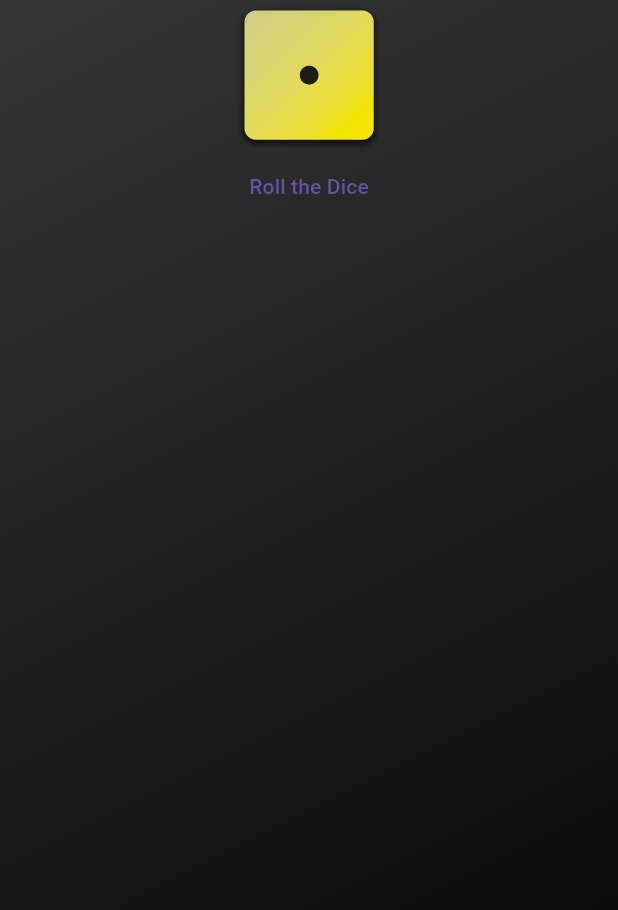
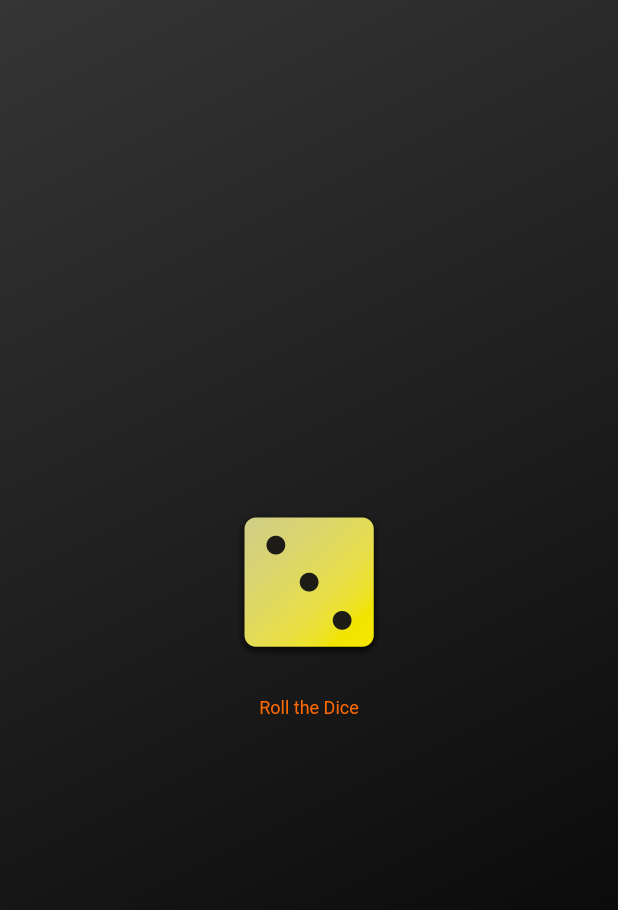
Before and after one commit to Mess925/flutter_test, a Flutter app: the screen it shows after launch, after a tap on "Roll the Dice", on a phone screen of 412 x 824 dp. Shown: the top 910 px of the screen. Run offline on Flutter 3.47's test engine with Material 3 defaults, Android fonts, the light colour scheme and no system bars.

Commit message:
smth_smth

```diff
--- a/test_00/lib/Gradient.dart
+++ b/test_00/lib/Gradient.dart
@@ -4,14 +4,19 @@ const startAlignment = Alignment.topLeft;
 const endAlignment = Alignment.bottomRight;
 
 class GradientContainer extends StatelessWidget {
-  const GradientContainer(this.color1, this.color2, {super.key});
+  GradientContainer(this.color1, this.color2, {super.key});
 
-  const GradientContainer.color({super.key})
+  GradientContainer.color({super.key})
       : color1 = const Color.fromARGB(255, 53, 53, 53),
         color2 = const Color.fromARGB(255, 0, 0, 0);
 
   final Color color1;
   final Color color2;
+  var activeDiceImge = 'assets/images/dice-3.png';
+
+  void rollDice() {
+    activeDiceImge = 'assets/images/dice-5.png';
+  }
 
   @override
   Widget build(context) {
@@ -25,12 +30,21 @@ class GradientContainer extends StatelessWidget {
       ),
       child: Center(
         child: Column(
+          mainAxisSize: MainAxisSize.min,
           children: [
             Image.asset(
-              'assets/images/dice-1.png',
+              activeDiceImge,
               width: 100,
             ),
-            TextButton(onPressed: () {}, child: const Text('Roll the Dice'))
+            // const SizedBox(height: 10),
+            TextButton(
+                onPressed: rollDice,
+                style: TextButton.styleFrom(
+                  padding: const EdgeInsets.only(top: 20),
+                  foregroundColor: const Color.fromARGB(255, 255, 106, 0),
+                  textStyle: const TextStyle(fontSize: 12),
+                ),
+                child: const Text('Roll the Dice'))
           ],
         ),
       ),
--- a/test_00/lib/main.dart
+++ b/test_00/lib/main.dart
@@ -4,7 +4,7 @@
 
 void main() {
   runApp(
-    const MaterialApp(
+    MaterialApp(
       home: Scaffold(
         body: GradientContainer.color(),
       ),
--- a/test_00/lib/style_text.dart
+++ b/test_00/lib/style_text.dart
@@ -10,7 +10,7 @@ class StyleText extends StatelessWidget {
     return Text(
       text,
       style: const TextStyle(
-        color: Colors.yellow,
+        color: Color.fromARGB(255, 214, 12, 12),
         fontSize: 18,
       ),
     );
```
Also changed, not shown: 1 other file.
